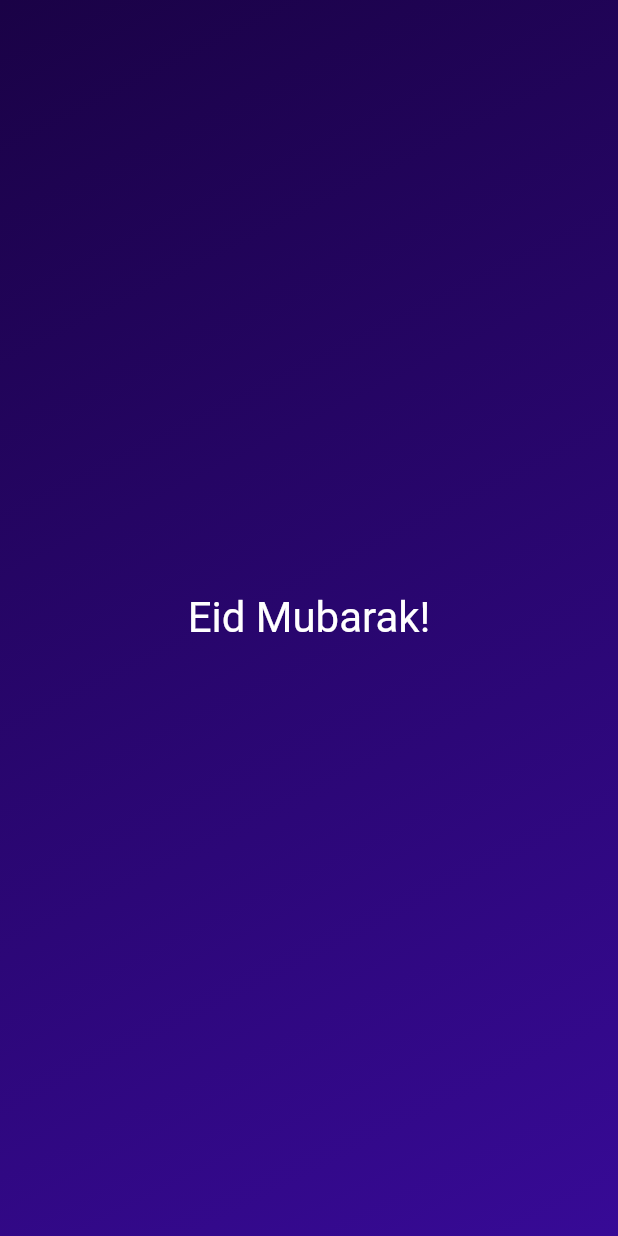
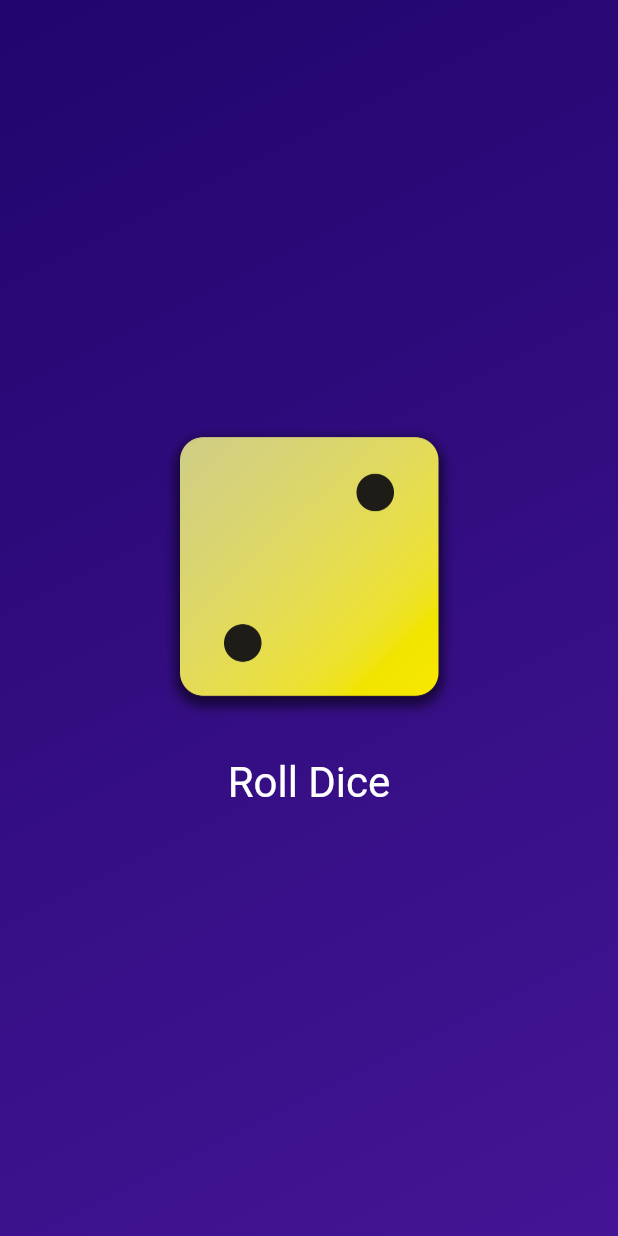
Before and after one commit to soukiie/Roll-Dice, a Flutter app: the screen it shows after launch, on a phone screen of 412 x 824 dp. Run offline on Flutter 3.47's test engine with Material 2 defaults, Android fonts, the phone set to English and light mode, and no system bars.

Commit message:
2nd commit

```diff
--- /dev/null
+++ b/lib/dice_roller.dart
@@ -0,0 +1,51 @@
+import 'dart:math';
+import 'package:flutter/material.dart';
+
+final randomizer = Random();
+
+class DiceRoller extends StatefulWidget {
+  const DiceRoller({super.key});
+  @override
+  State<DiceRoller> createState() {
+    return _DiceRollerState();
+  }
+}
+
+class _DiceRollerState extends State<DiceRoller> {
+  var currentDiceRoll = 2;
+
+  void rollDice() {
+    setState(() {
+      currentDiceRoll = randomizer.nextInt(6) + 1;
+    });
+  }
+
+  @override
+  Widget build(context) {
+    return Column(
+      mainAxisSize: MainAxisSize.min,
+      children: [
+        Image.asset(
+          'assets/images/dice-$currentDiceRoll.png',
+          width: 200,
+        ),
+        const SizedBox(
+          height: 20,
+        ),
+        TextButton(
+          onPressed: rollDice,
+          style: TextButton.styleFrom(
+            // padding: const EdgeInsets.only(
+            //   top: 20,
+            // ),
+            foregroundColor: Colors.white,
+            textStyle: const TextStyle(
+              fontSize: 28,
+            ),
+          ),
+          child: const Text('Roll Dice'),
+        ),
+      ],
+    );
+  }
+}
--- /dev/null
+++ b/lib/gradient_container.dart
@@ -0,0 +1,53 @@
+import 'package:flutter/material.dart';
+import 'package:roll_dice/dice_roller.dart';
+// import 'package:roll_dice/styled_text.dart';
+
+const startAlignment = Alignment.topLeft;
+const endAlignment = Alignment.bottomRight;
+
+class GradientContainer extends StatelessWidget {
+  const GradientContainer(this.color1, this.color2, {super.key});
+
+  final Color color1;
+  final Color color2;
+
+  @override
+  Widget build(context) {
+    return Container(
+      decoration: BoxDecoration(
+        gradient: LinearGradient(
+          colors: [
+            color1,
+            color2,
+          ],
+          begin: startAlignment,
+          end: endAlignment,
+        ),
+      ),
+      child: const Center(
+        child: DiceRoller(),
+      ),
+    );
+  }
+}
+
+// class GradientContainer extends StatelessWidget {
+//   const GradientContainer({super.key, required this.colors});
+
+//   final List<Color> colors;
+//   @override
+//   Widget build(context) {
+//     return Container(
+//       decoration: BoxDecoration(
+//         gradient: LinearGradient(
+//           colors: colors,
+//           begin: startAlignment,
+//           end: endAlignment,
+//         ),
+//       ),
+//       child: const Center(
+//         child: StyledText('Eid Mubarak!'),
+//       ),
+//     );
+//   }
+// }
--- a/lib/main.dart
+++ b/lib/main.dart
@@ -1,39 +1,16 @@
 import 'package:flutter/material.dart';
+import 'package:roll_dice/gradient_container.dart';
 
 void main() {
   runApp(
-    MaterialApp(
+    const MaterialApp(
       debugShowCheckedModeBanner: false,
       home: Scaffold(
-        body: GradientContainer(),
+        body: GradientContainer(
+          Color.fromARGB(255, 33, 5, 109),
+          Color.fromARGB(255, 68, 21, 149),
+        ),
       ),
     ),
   );
 }
-
-class GradientContainer extends StatelessWidget {
-  @override
-  Widget build(context) {
-    return Container(
-      decoration: const BoxDecoration(
-        gradient: LinearGradient(
-          colors: [
-            Color.fromARGB(255, 26, 2, 70),
-            Color.fromARGB(255, 55, 10, 150),
-          ],
-          begin: Alignment.topLeft,
-          end: Alignment.bottomRight,
-        ),
-      ),
-      child: const Center(
-        child: Text(
-          'Eid Mubarak!',
-          style: TextStyle(
-            color: Colors.white,
-            fontSize: 28,
-          ),
-        ),
-      ),
-    );
-  }
-}
--- /dev/null
+++ b/lib/styled_text.dart
@@ -0,0 +1,18 @@
+import 'package:flutter/material.dart';
+
+class StyledText extends StatelessWidget {
+  const StyledText(this.text, {super.key});
+
+  final String text;
+
+  @override
+  Widget build(context) {
+    return Text(
+      text,
+      style: const TextStyle(
+        color: Colors.white,
+        fontSize: 30,
+      ),
+    );
+  }
+}
```
Also changed, not shown: pubspec.yaml (+7 -3 lines), assets/images/dice-1.png (added), assets/images/dice-2.png (added), assets/images/dice-3.png (added), assets/images/dice-4.png (added), assets/images/dice-5.png (added), assets/images/dice-6.png (added).
